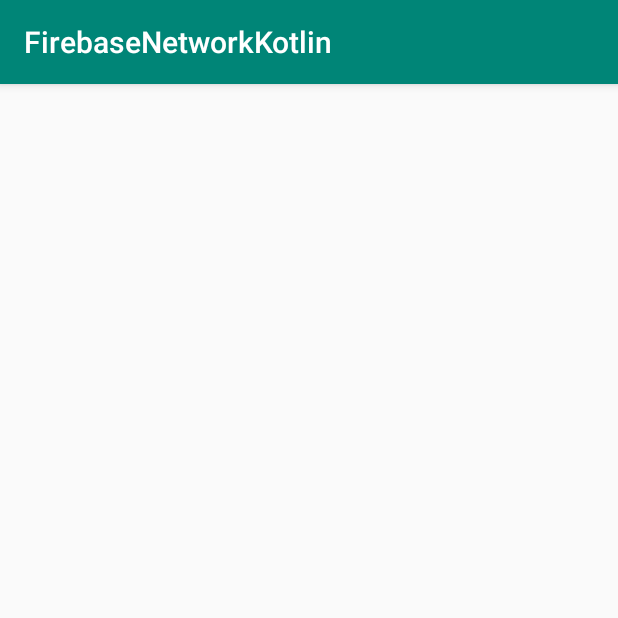
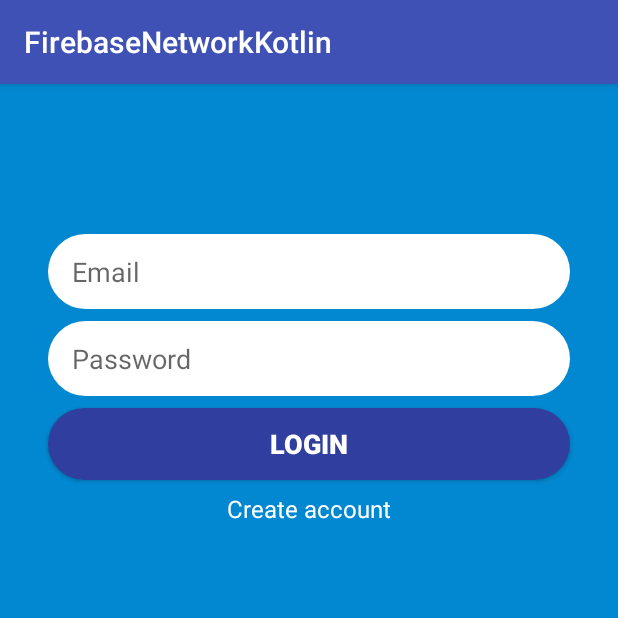
Before and after one commit to DmytroKutko/Firebase_Messager_Kotlin, an Android app: the LoginActivity screen opened directly, with no data from a screen before it, on a phone screen of 412 x 824 dp, the top half of it. Run offline under Robolectric (Android 15) with nearby library versions, the phone set to English and light mode, and no system bars; our stand-ins replace Firebase (no records; nobody signed in at launch, a user with empty details on screens opened directly).

Commit message:
change login and register layouts views

```diff
--- a/app/build.gradle
+++ b/app/build.gradle
@@ -21,10 +21,11 @@ android {
             proguardFiles getDefaultProguardFile('proguard-android-optimize.txt'), 'proguard-rules.pro'
         }
     }
+    buildToolsVersion '28.0.3'
 }
 
 dependencies {
-    implementation fileTree(dir: 'libs', include: ['*.jar'])
+    implementation fileTree(include: ['*.jar'], dir: 'libs')
     implementation "org.jetbrains.kotlin:kotlin-stdlib-jdk7:$kotlin_version"
     //noinspection GradleCompatible
     implementation 'com.android.support:appcompat-v7:28.0.0'
@@ -32,6 +33,7 @@ dependencies {
     implementation 'com.android.support:design:28.0.0'
     implementation 'com.android.support.constraint:constraint-layout:1.1.3'
     implementation 'com.google.firebase:firebase-auth:16.1.0'
+    implementation 'com.google.firebase:firebase-core:16.0.7'
     testImplementation 'junit:junit:4.12'
     androidTestImplementation 'com.android.support.test:runner:1.0.2'
     androidTestImplementation 'com.android.support.test.espresso:espresso-core:3.0.2'
--- a/app/src/main/AndroidManifest.xml
+++ b/app/src/main/AndroidManifest.xml
@@ -20,10 +20,6 @@
         </activity>
         <activity android:name=".LoginActivity">
         </activity>
-        <activity android:name=".PostsActivity">
-        </activity>
-        <activity android:name=".MainActivity">
-        </activity>
     </application>
 
 </manifest>
--- a/app/src/main/java/com/example/firebasenetworkkotlin/LoginActivity.kt
+++ b/app/src/main/java/com/example/firebasenetworkkotlin/LoginActivity.kt
@@ -2,6 +2,9 @@ package com.example.firebasenetworkkotlin
 
 import android.os.Bundle
 import android.support.v7.app.AppCompatActivity
+import android.util.Log
+import com.google.firebase.auth.FirebaseAuth
+import kotlinx.android.synthetic.main.activity_login.*
 
 class LoginActivity : AppCompatActivity() {
 
@@ -9,5 +12,33 @@ class LoginActivity : AppCompatActivity() {
         super.onCreate(savedInstanceState)
         setContentView(R.layout.activity_login)
 
+        initListener()
+    }
+
+    private fun initListener() {
+        btnLogin.setOnClickListener {
+            performLogin()
+        }
+
+        tvCreateAccount.setOnClickListener {
+            finish()
+        }
+    }
+
+    private fun performLogin() {
+        val email = etEmailLogin.text.toString()
+        val password = etPasswordLogin.text.toString()
+
+        if (email.isEmpty() || password.isEmpty()){
+            Log.d("Login", "Fields is empty!!!")
+        }
+        Log.d("Login", "Email: $email")
+
+        val mAuth = FirebaseAuth.getInstance()
+
+        mAuth.signInWithEmailAndPassword(email, password)
+            .addOnCompleteListener {
+
+            }
     }
 }
--- /dev/null
+++ b/app/src/main/res/drawable/rounded_button.xml
@@ -0,0 +1,5 @@
+<?xml version="1.0" encoding="utf-8"?>
+<shape xmlns:android="http://schemas.android.com/apk/res/android">
+    <solid android:color="#303F9F"/>
+    <corners android:radius="32dp" />
+</shape>
--- /dev/null
+++ b/app/src/main/res/drawable/rounded_edittext.xml
@@ -0,0 +1,6 @@
+<?xml version="1.0" encoding="utf-8"?>
+<shape xmlns:android="http://schemas.android.com/apk/res/android">
+
+    <solid android:color="#ffffff"/>
+    <corners android:radius="32dp" />
+</shape>
--- a/app/src/main/res/layout/activity_login.xml
+++ b/app/src/main/res/layout/activity_login.xml
@@ -5,6 +5,46 @@
         xmlns:app="http://schemas.android.com/apk/res-auto"
         android:layout_width="match_parent"
         android:layout_height="match_parent"
-        tools:context=".LoginActivity">
+        tools:context=".LoginActivity" android:background="#0288D1">
 
+    <EditText
+            android:layout_width="0dp"
+            android:layout_height="50dp"
+            android:inputType="textEmailAddress"
+            android:ems="10"
+            android:id="@+id/etEmailLogin" android:layout_marginTop="100dp"
+            app:layout_constraintTop_toTopOf="parent" android:layout_marginStart="32dp"
+            app:layout_constraintStart_toStartOf="parent" android:layout_marginEnd="32dp"
+            app:layout_constraintEnd_toEndOf="parent"
+            android:background="@drawable/rounded_edittext" android:hint="Email"
+            android:paddingLeft="16dp"/>
+    <EditText
+            android:layout_width="0dp"
+            android:layout_height="50dp"
+            android:inputType="textPassword"
+            android:ems="10"
+            android:id="@+id/etPasswordLogin" android:layout_marginTop="8dp"
+            app:layout_constraintTop_toBottomOf="@+id/etEmailLogin"
+            app:layout_constraintStart_toStartOf="@+id/etEmailLogin"
+            app:layout_constraintEnd_toEndOf="@+id/etEmailLogin"
+            android:background="@drawable/rounded_edittext" android:hint="Password"
+            android:paddingLeft="16dp"/>
+    <Button
+            android:text="Login"
+            android:layout_width="0dp"
+            android:layout_height="wrap_content" android:id="@+id/btnLogin"
+            app:layout_constraintStart_toStartOf="@+id/etPasswordLogin"
+            app:layout_constraintEnd_toEndOf="@+id/etPasswordLogin"
+            app:layout_constraintHorizontal_bias="0.482" android:layout_marginTop="8dp"
+            app:layout_constraintTop_toBottomOf="@+id/etPasswordLogin" android:background="@drawable/rounded_button"
+            android:textStyle="bold" android:textSize="18sp"
+            android:textColor="@color/common_google_signin_btn_text_dark_default"/>
+    <TextView
+            android:text="Create account"
+            android:layout_width="wrap_content"
+            android:layout_height="wrap_content"
+            android:id="@+id/tvCreateAccount" android:layout_marginTop="8dp"
+            app:layout_constraintTop_toBottomOf="@+id/btnLogin" app:layout_constraintStart_toStartOf="@+id/btnLogin"
+            app:layout_constraintEnd_toEndOf="@+id/btnLogin" android:textSize="16sp"
+            android:textColor="@color/common_google_signin_btn_text_dark_default"/>
 </android.support.constraint.ConstraintLayout>
--- a/app/src/main/res/values/colors.xml
+++ b/app/src/main/res/values/colors.xml
@@ -1,6 +1,7 @@
 <?xml version="1.0" encoding="utf-8"?>
 <resources>
-    <color name="colorPrimary">#008577</color>
-    <color name="colorPrimaryDark">#00574B</color>
-    <color name="colorAccent">#D81B60</color>
+    <color name="colorPrimary">#3F51B5</color>
+    <color name="colorPrimaryDark">#303F9F</color>
+    <color name="colorAccent">#448AFF</color>
+    <color name="colorAccentBlue">#448AFF</color>
 </resources>
--- a/build.gradle
+++ b/build.gradle
@@ -10,7 +10,7 @@ buildscript {
     dependencies {
         classpath 'com.android.tools.build:gradle:3.3.1'
         classpath "org.jetbrains.kotlin:kotlin-gradle-plugin:$kotlin_version"
-        classpath 'com.google.gms:google-services:4.1.0'
+        classpath 'com.google.gms:google-services:4.2.0'
         // NOTE: Do not place your application dependencies here; they belong
         // in the individual module build.gradle files
     }
```
Also changed, not shown: app/src/main/java/com/example/firebasenetworkkotlin/MainActivity.kt (deleted, +0 -13 lines), app/src/main/java/com/example/firebasenetworkkotlin/PostsActivity.kt (deleted, +0 -12 lines), app/src/main/java/com/example/firebasenetworkkotlin/RegisterActivity.kt (+37 -7 lines), app/src/main/res/layout/activity_main.xml (deleted, +0 -58 lines), app/src/main/res/layout/activity_posts.xml (deleted, +0 -17 lines), app/src/main/res/layout/activity_register.xml (+12 -8 lines).
